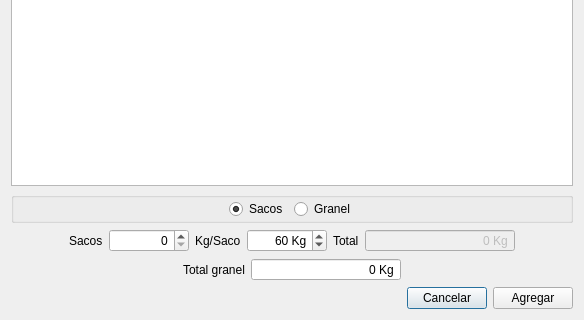
This is romano/ui/add_transaction.ui in elshaka/Romano as Qt 5 draws it before an edit; both pictures show x 0 to 584 and y 220 to 540 of the 584 by 540 pixel window. The edited form follows.
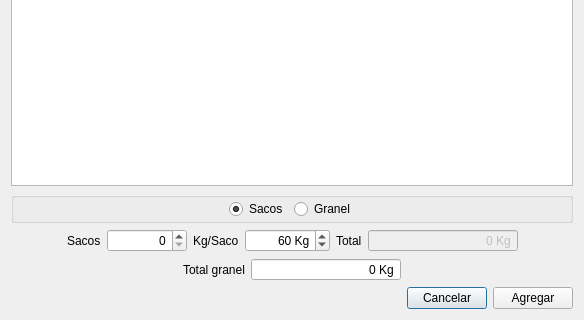
This is the edited form.

Commit message: Increased kg/sack limit in add transaction dialog

Diff of the .ui file:
```diff
--- a/romano/ui/add_transaction.ui
+++ b/romano/ui/add_transaction.ui
@@ -198,7 +198,7 @@
          <set>Qt::AlignRight|Qt::AlignTrailing|Qt::AlignVCenter</set>
         </property>
         <property name="maximum">
-         <number>9999</number>
+         <number>999999</number>
         </property>
        </widget>
       </item>
@@ -224,7 +224,7 @@
          <string> Kg</string>
         </property>
         <property name="maximum">
-         <number>999</number>
+         <number>999999</number>
         </property>
         <property name="value">
          <number>60</number>
```
The commit also changes 1 other file.
